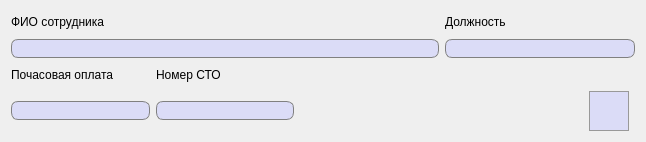
The window that AddEmployee.ui (FediiBohdan/TechService) describes before a commit, drawn with Qt 5.
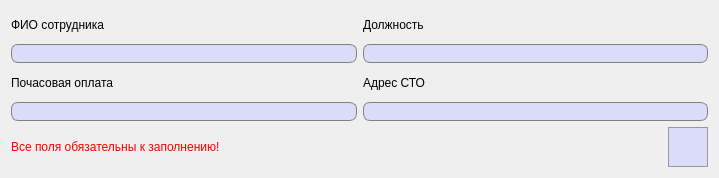
The same window after the commit. Icons and pictures are not drawn.

Commit message: some fixes to Employees dialogs (still needed lots) + some other code revision

```diff
--- a/AddEmployee.ui
+++ b/AddEmployee.ui
@@ -6,8 +6,8 @@
    <rect>
     <x>0</x>
     <y>0</y>
-    <width>646</width>
-    <height>142</height>
+    <width>719</width>
+    <height>178</height>
    </rect>
   </property>
   <property name="windowTitle">
@@ -18,58 +18,167 @@
     <normaloff>:/images/autoService-logo.png</normaloff>:/images/autoService-logo.png</iconset>
   </property>
   <layout class="QGridLayout" name="gridLayout_2">
-   <item row="0" column="0">
+   <item row="1" column="1">
+    <spacer name="horizontalSpacer_2">
+     <property name="orientation">
+      <enum>Qt::Horizontal</enum>
+     </property>
+     <property name="sizeHint" stdset="0">
+      <size>
+       <width>40</width>
+       <height>20</height>
+      </size>
+     </property>
+    </spacer>
+   </item>
+   <item row="1" column="2">
+    <widget class="QPushButton" name="saveWorkerButton">
+     <property name="minimumSize">
+      <size>
+       <width>40</width>
+       <height>40</height>
+      </size>
+     </property>
+     <property name="styleSheet">
+      <string notr="true">QPushButton {
+	background-color: #dbdcf7;
+	border: 1px solid #999999;
+}
+
+QPushButton:hover {
+	background-color: #d5d6f0;
+	border: 1px solid #acacac;
+}
+
+QPushButton:pressed {
+	background-color: #cbcde6;
+	border: 2px solid #999999;
+}</string>
+     </property>
+     <property name="text">
+      <string/>
+     </property>
+     <property name="icon">
+      <iconset resource="images.qrc">
+       <normaloff>:/images/save.png</normaloff>:/images/save.png</iconset>
+     </property>
+     <property name="iconSize">
+      <size>
+       <width>30</width>
+       <height>30</height>
+      </size>
+     </property>
+    </widget>
+   </item>
+   <item row="1" column="0">
+    <widget class="QLabel" name="errorLabel">
+     <property name="font">
+      <font>
+       <pointsize>9</pointsize>
+      </font>
+     </property>
+     <property name="styleSheet">
+      <string notr="true">QLabel {
+	color: red;
+}</string>
+     </property>
+     <property name="text">
+      <string>Все поля обязательны к заполнению!</string>
+     </property>
+    </widget>
+   </item>
+   <item row="0" column="0" colspan="3">
     <layout class="QGridLayout" name="gridLayout">
-     <item row="2" column="0">
-      <widget class="QLabel" name="label_3">
-       <property name="text">
-        <string>Почасовая оплата</string>
-       </property>
-      </widget>
-     </item>
-     <item row="3" column="0">
-      <widget class="QLineEdit" name="hourlyPayment">
-       <property name="font">
-        <font>
-         <pointsize>10</pointsize>
-        </font>
-       </property>
-       <property name="styleSheet">
-        <string notr="true">QLineEdit {
-	border: 1px solid gray;
-    border-radius: 7px;
-    background-color: #dbdcf7;
-	padding-left: 3px;
-}</string>
-       </property>
-       <property name="frame">
-        <bool>true</bool>
-       </property>
-      </widget>
-     </item>
-     <item row="0" column="0" colspan="3">
+     <item row="0" column="0">
       <widget class="QLabel" name="label">
+       <property name="font">
+        <font>
+         <pointsize>9</pointsize>
+        </font>
+       </property>
        <property name="text">
         <string>ФИО сотрудника</string>
        </property>
       </widget>
      </item>
-     <item row="0" column="3" colspan="3">
+     <item row="0" column="1">
       <widget class="QLabel" name="label_2">
+       <property name="font">
+        <font>
+         <pointsize>9</pointsize>
+        </font>
+       </property>
        <property name="text">
         <string>Должность</string>
        </property>
       </widget>
      </item>
+     <item row="1" column="0">
+      <widget class="QLineEdit" name="workerFMLname">
+       <property name="font">
+        <font>
+         <pointsize>10</pointsize>
+        </font>
+       </property>
+       <property name="styleSheet">
+        <string notr="true">QLineEdit {
+	border: 1px solid gray;
+    border-radius: 7px;
+    background-color: #dbdcf7;
+	padding-left: 3px;
+}</string>
+       </property>
+       <property name="frame">
+        <bool>true</bool>
+       </property>
+      </widget>
+     </item>
+     <item row="1" column="1">
+      <widget class="QLineEdit" name="workerPosition">
+       <property name="font">
+        <font>
+         <pointsize>10</pointsize>
+        </font>
+       </property>
+       <property name="styleSheet">
+        <string notr="true">QLineEdit {
+	border: 1px solid gray;
+    border-radius: 7px;
+    background-color: #dbdcf7;
+	padding-left: 3px;
+}</string>
+       </property>
+       <property name="frame">
+        <bool>true</bool>
+       </property>
+      </widget>
+     </item>
+     <item row="2" column="0">
+      <widget class="QLabel" name="label_3">
+       <property name="font">
+        <font>
+         <pointsize>9</pointsize>
+        </font>
+       </property>
+       <property name="text">
+        <string>Почасовая оплата</string>
+       </property>
+      </widget>
+     </item>
      <item row="2" column="1">
       <widget class="QLabel" name="label_4">
+       <property name="font">
+        <font>
+         <pointsize>9</pointsize>
+        </font>
+       </property>
        <property name="text">
-        <string>Номер СТО</string>
+        <string>Адрес СТО</string>
        </property>
       </widget>
      </item>
-     <item row="1" column="3" colspan="3">
-      <widget class="QLineEdit" name="workerPosition">
+     <item row="3" column="0">
+      <widget class="QLineEdit" name="hourlyPayment">
        <property name="font">
         <font>
          <pointsize>10</pointsize>
@@ -88,19 +197,6 @@
        </property>
       </widget>
      </item>
-     <item row="3" column="3">
-      <spacer name="horizontalSpacer_2">
-       <property name="orientation">
-        <enum>Qt::Horizontal</enum>
-       </property>
-       <property name="sizeHint" stdset="0">
-        <size>
-         <width>40</width>
-         <height>20</height>
-        </size>
-       </property>
-      </spacer>
-     </item>
      <item row="3" column="1">
       <widget class="QLineEdit" name="serviceNumber">
        <property name="font">
@@ -121,78 +217,6 @@
        </property>
       </widget>
      </item>
-     <item row="1" column="0" colspan="3">
-      <widget class="QLineEdit" name="workerFMLname">
-       <property name="font">
-        <font>
-         <pointsize>10</pointsize>
-        </font>
-       </property>
-       <property name="styleSheet">
-        <string notr="true">QLineEdit {
-	border: 1px solid gray;
-    border-radius: 7px;
-    background-color: #dbdcf7;
-	padding-left: 3px;
-}</string>
-       </property>
-       <property name="frame">
-        <bool>true</bool>
-       </property>
-      </widget>
-     </item>
-     <item row="3" column="2">
-      <spacer name="horizontalSpacer_3">
-       <property name="orientation">
-        <enum>Qt::Horizontal</enum>
-       </property>
-       <property name="sizeHint" stdset="0">
-        <size>
-         <width>40</width>
-         <height>20</height>
-        </size>
-       </property>
-      </spacer>
-     </item>
-     <item row="3" column="4">
-      <widget class="QPushButton" name="saveWorkerButton">
-       <property name="minimumSize">
-        <size>
-         <width>40</width>
-         <height>40</height>
-        </size>
-       </property>
-       <property name="styleSheet">
-        <string notr="true">QPushButton {
-	background-color: #dbdcf7;
-	border: 1px solid #999999;
-}
-
-QPushButton:hover {
-	background-color: #d5d6f0;
-	border: 1px solid #acacac;
-}
-
-QPushButton:pressed {
-	background-color: #cbcde6;
-	border: 2px solid #999999;
-}</string>
-       </property>
-       <property name="text">
-        <string/>
-       </property>
-       <property name="icon">
-        <iconset resource="images.qrc">
-         <normaloff>:/images/save.png</normaloff>:/images/save.png</iconset>
-       </property>
-       <property name="iconSize">
-        <size>
-         <width>30</width>
-         <height>30</height>
-        </size>
-       </property>
-      </widget>
-     </item>
     </layout>
    </item>
   </layout>
```
The commit also changes 19 other files.
